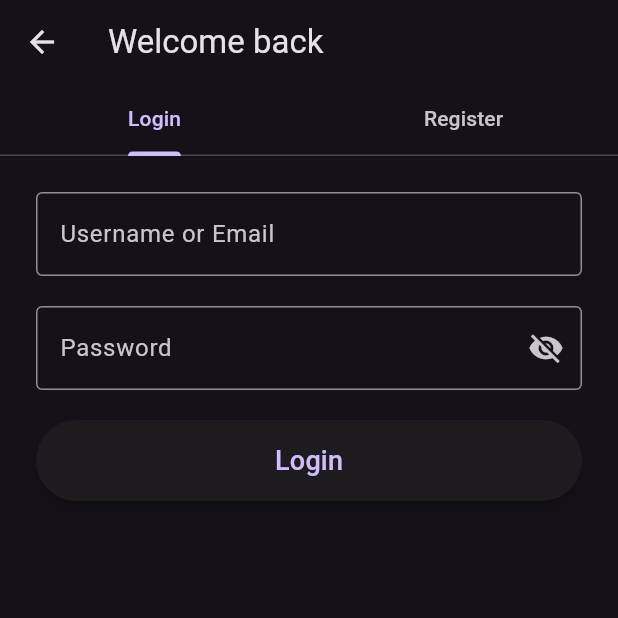
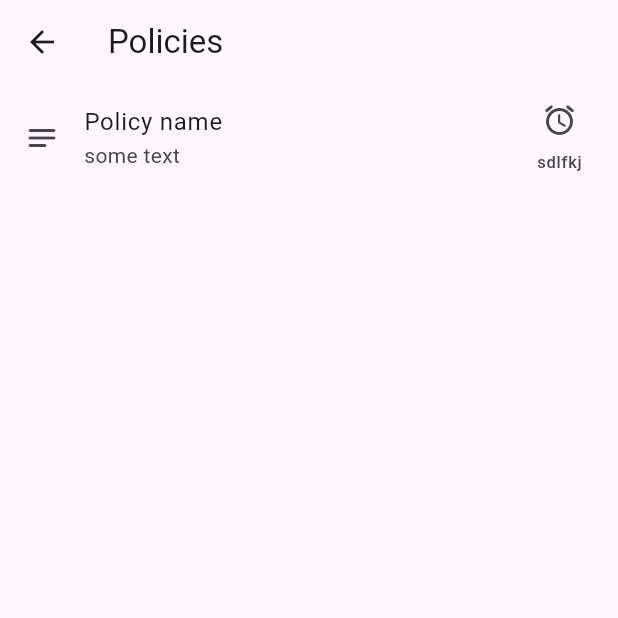
Before and after one commit to finvedge/app.finvedge.com, a Flutter app: the screen it shows after launch, after a tap on the "sticky note 2" icon, on a phone screen of 412 x 824 dp, the top half of it. Run offline on Flutter 3.47's test engine with Material 3 defaults, Android fonts, the phone set to English and light mode, and no system bars; our stand-ins replace dio, get, get_storage; generated files the repository leaves out were written again; network calls fail.

Commit message:
add theme toggle

```diff
--- a/lib/main.dart
+++ b/lib/main.dart
@@ -7,6 +7,7 @@ import 'package:get/get.dart';
 import 'package:get_storage/get_storage.dart';
 
 // import 'src/app.dart';
+import 'src/controllers/theme_controller.dart';
 import 'src/screens/splash_screen.dart';
 import 'src/services/api.dart';
 // import 'src/settings/settings_controller.dart';
@@ -28,7 +29,7 @@ void main() async {
   // SettingsController for changes, then passes it further down to the
   // SettingsView.
   // runApp(const MyApp(settingsController: settingsController));
-  runApp(const MyApp());
+  runApp(MyApp());
 }
 
 class MyCustomScrollBehavior extends MaterialScrollBehavior {
@@ -41,15 +42,16 @@ class MyCustomScrollBehavior extends MaterialScrollBehavior {
 }
 
 class MyApp extends StatelessWidget {
-  const MyApp({super.key});
+  MyApp({super.key});
+  final ThemeController themeController = Get.put(ThemeController());
 
   @override
   Widget build(BuildContext context) {
     return GetMaterialApp(
       debugShowCheckedModeBanner: false,
-      theme: ThemeData(useMaterial3: true),
+      theme: ThemeData.light(useMaterial3: true),
       darkTheme: ThemeData.dark(useMaterial3: true),
-      themeMode: ThemeMode.dark,
+      themeMode: themeController.theme,
       locale: const Locale('en'),
       fallbackLocale: const Locale('en'),
       scrollBehavior: MyCustomScrollBehavior(),
--- /dev/null
+++ b/lib/src/controllers/theme_controller.dart
@@ -0,0 +1,54 @@
+import 'package:flutter/material.dart';
+import 'package:get/get.dart';
+import 'package:get_storage/get_storage.dart';
+
+enum ThemeType { system, light, dark }
+
+class ThemeController extends GetxController {
+  final _box = GetStorage();
+  final _key = 'themeMode';
+
+  ThemeType get themeType {
+    String storedTheme = _box.read(_key) ?? 'system';
+    return ThemeType.values.firstWhere((e) => e.toString() == storedTheme,
+        orElse: () => ThemeType.system);
+  }
+
+  String get currentThemeName {
+    switch (themeType) {
+      case ThemeType.light:
+        return 'Light';
+      case ThemeType.dark:
+        return 'Dark';
+      default:
+        return 'System';
+    }
+  }
+
+  ThemeMode get theme {
+    switch (themeType) {
+      case ThemeType.light:
+        return ThemeMode.light;
+      case ThemeType.dark:
+        return ThemeMode.dark;
+      default:
+        return ThemeMode.system;
+    }
+  }
+
+  void setTheme(ThemeType themeType) {
+    Get.changeThemeMode(_getThemeMode(themeType));
+    _box.write(_key, themeType.toString());
+  }
+
+  ThemeMode _getThemeMode(ThemeType themeType) {
+    switch (themeType) {
+      case ThemeType.light:
+        return ThemeMode.light;
+      case ThemeType.dark:
+        return ThemeMode.dark;
+      default:
+        return ThemeMode.system;
+    }
+  }
+}
--- /dev/null
+++ b/lib/src/screens/policies_screen.dart
@@ -0,0 +1,33 @@
+import 'package:flutter/material.dart';
+
+class PoliciesScreen extends StatelessWidget {
+  const PoliciesScreen({super.key});
+
+  @override
+  Widget build(BuildContext context) {
+    return Scaffold(
+      appBar: AppBar(
+        title: Text('Policies'),
+      ),
+      body: SingleChildScrollView(
+        child: Column(
+          children: [
+            ListTile(
+              leading: const Icon(Icons.notes_rounded),
+              title: Text('Policy name'),
+              subtitle: Text('some text'),
+              trailing: Column(
+                mainAxisAlignment: MainAxisAlignment.spaceAround,
+                children: [
+                  Icon(Icons.access_alarm_rounded),
+                  Text('sdlfkj'),
+                ],
+              ),
+              onTap: () {},
+            ),
+          ],
+        ),
+      ),
+    );
+  }
+}
--- a/lib/src/widgets/my_bottom_app_bar.dart
+++ b/lib/src/widgets/my_bottom_app_bar.dart
@@ -1,3 +1,4 @@
+import 'package:finvedge/src/screens/policies_screen.dart';
 import 'package:flutter/material.dart';
 import 'package:get/get.dart';
 
@@ -43,20 +44,20 @@ class MyBottomAppBar extends StatelessWidget {
           const SizedBox(width: 10),
           IconButton(
             onPressed: () {
-              if (_authController.isLoggedIn.value) {
+              // if (_authController.isLoggedIn.value) {
               // Get.to(
               //   () => NotesScreen(),
               //   preventDuplicates: true,
               // );
-              } else {
+              // } else {
               Get.to(
-                  () => AuthScreen(),
+                () => PoliciesScreen(),
                 preventDuplicates: true,
               );
-              }
+              // }
             },
             iconSize: 30.0,
-            tooltip: 'Notes',
+            tooltip: 'Policies',
             icon: const Icon(Icons.sticky_note_2_sharp),
           ),
           IconButton(
--- a/pubspec.yaml
+++ b/pubspec.yaml
@@ -18,6 +18,7 @@ dependencies:
   http: ^1.2.2
   get: ^4.6.6
   get_storage: ^2.1.1
+  shared_preferences: ^2.3.1
 
 dev_dependencies:
   flutter_test:
```
Also changed, not shown: lib/src/screens/account_screen.dart (+21 -0 lines), lib/src/screens/settings_screen.dart (+48 -3 lines), pubspec.lock, 1 other file. Lines whose indentation alone changed are shown as unchanged.
